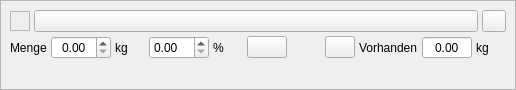
First picture: the form in kleiner-brauhelfer/widgets/wdgmalzgabe.ui, repository kleiner-brauhelfer/kleiner-brauhelfer-2, before the edit.
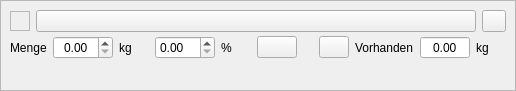
Second picture: the form after the edit. Icons and pictures are not drawn. Custom widgets are drawn as their Qt base class.

```diff
--- a/kleiner-brauhelfer/widgets/wdgmalzgabe.ui
+++ b/kleiner-brauhelfer/widgets/wdgmalzgabe.ui
@@ -7,7 +7,7 @@
     <x>0</x>
     <y>0</y>
     <width>516</width>
-    <height>90</height>
+    <height>91</height>
    </rect>
   </property>
   <property name="autoFillBackground">
@@ -40,6 +40,9 @@
       </property>
       <item>
        <layout class="QHBoxLayout" name="horizontalLayout">
+        <property name="spacing">
+         <number>6</number>
+        </property>
         <item>
          <widget class="QFrame" name="frameColor">
           <property name="minimumSize">
@@ -117,6 +120,9 @@
       </item>
       <item>
        <layout class="QHBoxLayout" name="horizontalLayout_2">
+        <property name="spacing">
+         <number>6</number>
+        </property>
         <item>
          <widget class="QLabel" name="label">
           <property name="text">
```
